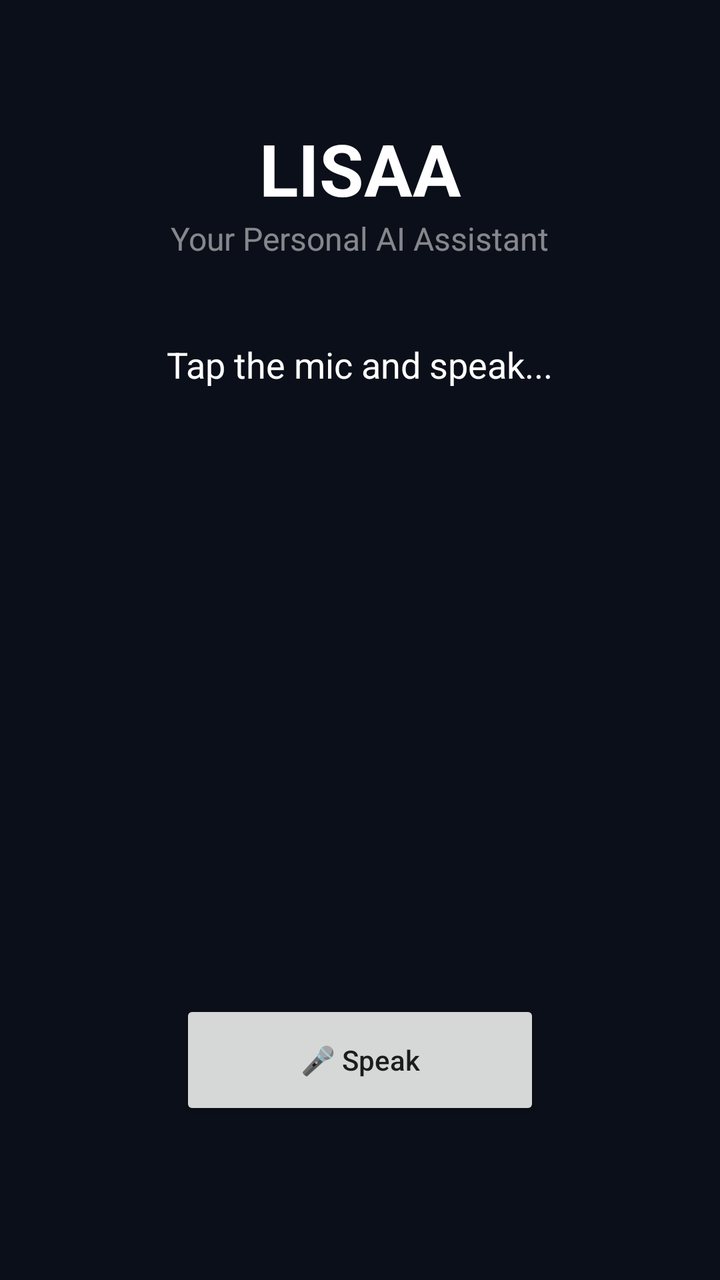
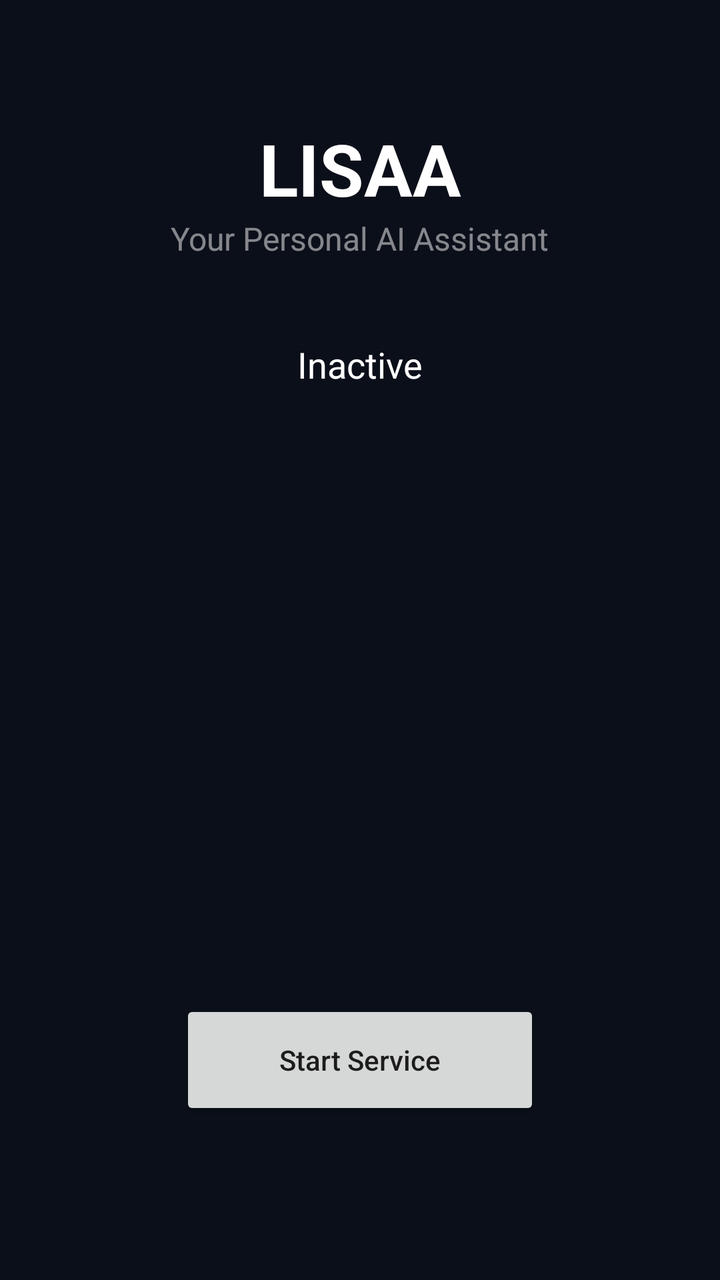

Two renders of the same Android screen: before a commit and after it. Below are the layout's source before the change and the commit's diff.
<!-- AndroidManifest.xml: application theme Theme.LISAA -->
<!-- res/layout/activity_main.xml -->
<?xml version="1.0" encoding="utf-8"?>
<androidx.constraintlayout.widget.ConstraintLayout
    xmlns:android="http://schemas.android.com/apk/res/android"
    xmlns:app="http://schemas.android.com/apk/res-auto"
    android:layout_width="match_parent"
    android:layout_height="match_parent"
    android:background="#0B0F19">

    <TextView
        android:id="@+id/title"
        android:layout_width="wrap_content"
        android:layout_height="wrap_content"
        android:text="LISAA"
        android:textSize="36sp"
        android:textStyle="bold"
        android:textColor="#FFFFFF"
        app:layout_constraintTop_toTopOf="parent"
        app:layout_constraintStart_toStartOf="parent"
        app:layout_constraintEnd_toEndOf="parent"
        android:layout_marginTop="60dp"/>

    <TextView
        android:id="@+id/subtitle"
        android:layout_width="wrap_content"
        android:layout_height="wrap_content"
        android:text="Your Personal AI Assistant"
        android:textColor="#80FFFFFF"
        android:textSize="16sp"
        app:layout_constraintTop_toBottomOf="@id/title"
        app:layout_constraintStart_toStartOf="parent"
        app:layout_constraintEnd_toEndOf="parent"/>

    <TextView
        android:id="@+id/txtResult"
        android:layout_width="wrap_content"
        android:layout_height="wrap_content"
        android:text="Tap the mic and speak..."
        android:textColor="#FFFFFF"
        android:textSize="18sp"
        android:layout_marginTop="40dp"
        app:layout_constraintTop_toBottomOf="@id/subtitle"
        app:layout_constraintStart_toStartOf="parent"
        app:layout_constraintEnd_toEndOf="parent"/>

    <Button
        android:id="@+id/btnMic"
        android:layout_width="180dp"
        android:layout_height="60dp"
        android:text="🎤 Speak"
        android:textAllCaps="false"
        app:layout_constraintBottom_toBottomOf="parent"
        app:layout_constraintStart_toStartOf="parent"
        app:layout_constraintEnd_toEndOf="parent"
        android:layout_marginBottom="80dp"/>

</androidx.constraintlayout.widget.ConstraintLayout>
<!-- resources referenced by this layout -->
<resources>
  <style name="Theme.LISAA" parent="Theme.AppCompat.DayNight.NoActionBar">
          <item name="colorPrimary">@color/primary</item>
          <item name="colorPrimaryDark">@color/primaryDark</item>
          <item name="colorAccent">@color/accent</item>
      </style>
  <color name="primary">#1E88E5</color>
  <color name="primaryDark">#1565C0</color>
  <color name="accent">#00E5FF</color>
</resources>

<!-- the commit's change to res/layout/activity_main.xml (unified diff, before → after) -->
@@ -31,10 +31,10 @@
         app:layout_constraintEnd_toEndOf="parent"/>
 
     <TextView
-        android:id="@+id/txtResult"
+        android:id="@+id/statusText"
         android:layout_width="wrap_content"
         android:layout_height="wrap_content"
-        android:text="Tap the mic and speak..."
+        android:text="Inactive"
         android:textColor="#FFFFFF"
         android:textSize="18sp"
         android:layout_marginTop="40dp"
@@ -43,10 +43,10 @@
         app:layout_constraintEnd_toEndOf="parent"/>
 
     <Button
-        android:id="@+id/btnMic"
+        android:id="@+id/toggleButton"
         android:layout_width="180dp"
         android:layout_height="60dp"
-        android:text="🎤 Speak"
+        android:text="Start Service"
         android:textAllCaps="false"
         app:layout_constraintBottom_toBottomOf="parent"
         app:layout_constraintStart_toStartOf="parent"
